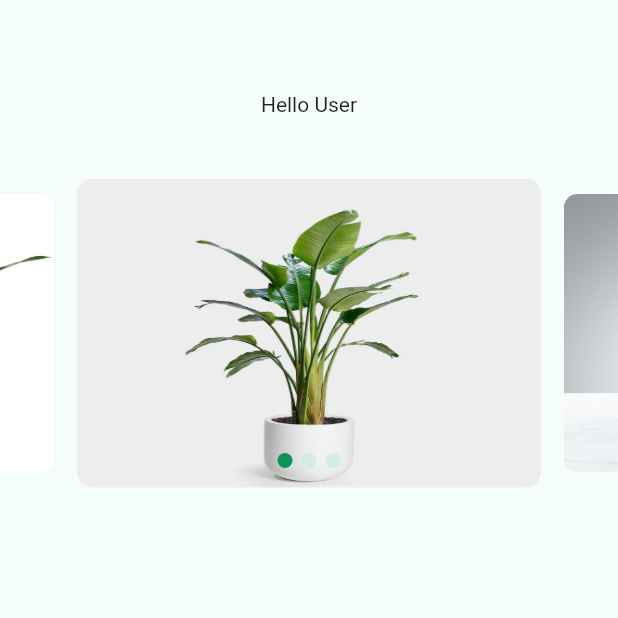
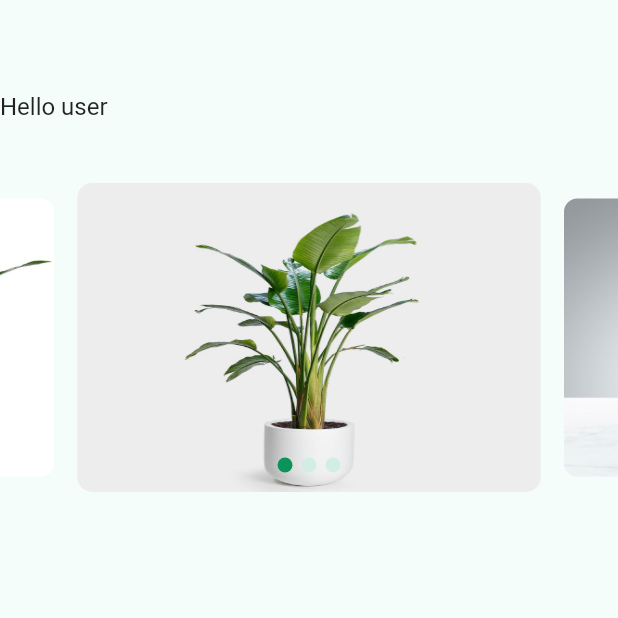
Before and after one commit to dinhkhanh412/happy_garden, a Flutter app: the screen it shows after launch, on a phone screen of 412 x 824 dp, the top half of it. Run offline on Flutter 3.47's test engine with Material 2 defaults, Android fonts, the phone set to English and light mode, and no system bars; our stand-ins replace flutter_swiper.

Commit message:
:hammer: refactor

```diff
--- a/lib/ui/page/home/homepage.dart
+++ b/lib/ui/page/home/homepage.dart
@@ -20,13 +20,20 @@ class _HomeScreenState extends State<HomeScreen> {
             SizedBox(
               height: constrains.maxHeight * 0.075,
             ),
-            Text("Hello User"),
+            Row(
+              children: [
+                Text(
+                  "Hello user",
+                  style: TextStyle(fontSize: 16),
+                ),
+              ],
+            ),
             SizedBox(
               height: constrains.maxHeight * 0.05,
             ),
             Container(
               constraints: BoxConstraints.expand(height: constrains.maxHeight * 0.25),
-              child: imageSwiper(context),
+              child: imageSwiper(context, constrains),
             ),
           ],
         ),
--- a/lib/ui/page/home/widget/ImageSwiper.dart
+++ b/lib/ui/page/home/widget/ImageSwiper.dart
@@ -1,9 +1,14 @@
 import 'package:flutter/material.dart';
+import 'package:flutter/rendering.dart';
 import 'package:flutter_swiper/flutter_swiper.dart';
 
-var images = ['images/plant_1.jpg', 'images/plant_2.jpg', 'images/plant_3.jpg'];
+var images = [
+  'assets/images/plant_1.jpg',
+  'assets/images/plant_2.jpg',
+  'assets/images/plant_3.jpg'
+];
 
-Swiper imageSwiper(context) {
+Swiper imageSwiper(context, constraints) {
   return new Swiper(
     autoplay: true,
     autoplayDelay: 5000,
--- a/pubspec.yaml
+++ b/pubspec.yaml
@@ -44,9 +44,9 @@ flutter:
 
   # To add assets to your application, add an assets section, like this:
   assets:
-    - images/plant_1.jpg
-    - images/plant_2.jpg
-    - images/plant_3.jpg
+    - assets/images/plant_1.jpg
+    - assets/images/plant_2.jpg
+    - assets/images/plant_3.jpg
   # An image asset can refer to one or more resolution-specific "variants", see
   # https://flutter.dev/assets-and-images/#resolution-aware.
 
```
Also changed, not shown: assets/images/plant_1.jpg (renamed from images/plant_1.jpg), assets/images/plant_2.jpg (renamed from images/plant_2.jpg), assets/images/plant_3.jpg (renamed from images/plant_3.jpg).
